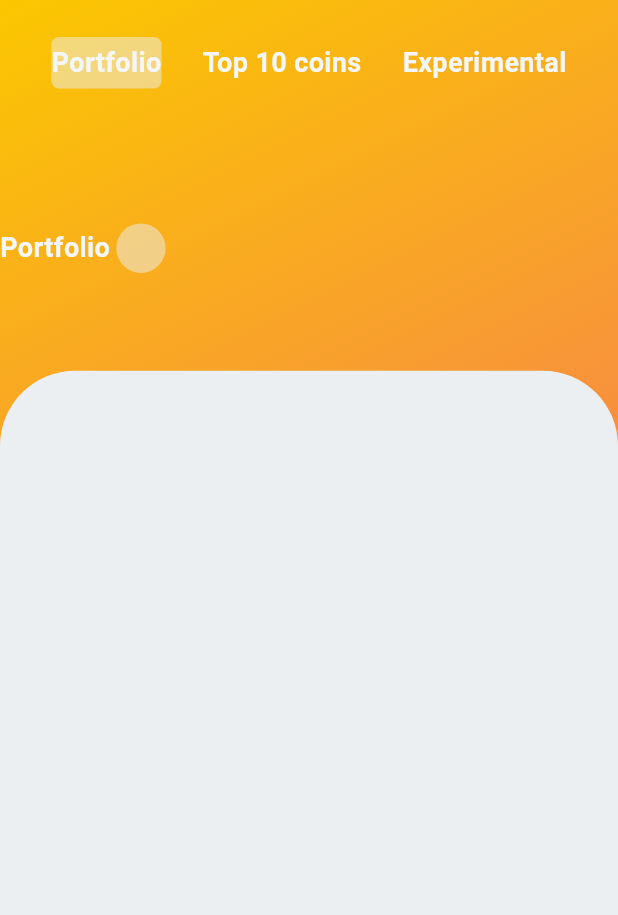
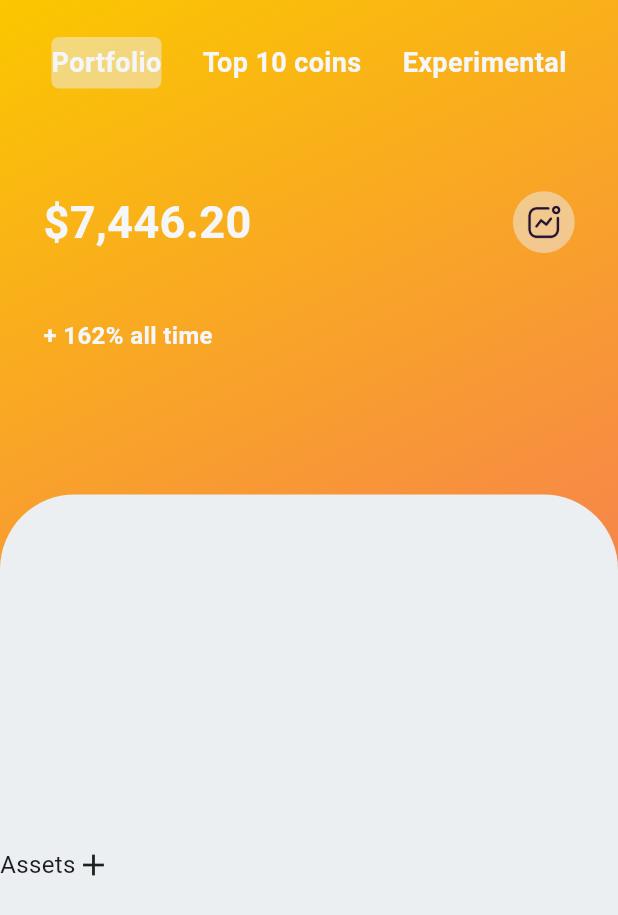
Before and after one commit to Victor-Zarzar/bitcoin-flutter, a Flutter app: the HomePage screen opened directly, on a phone screen of 412 x 824 dp. Shown: the top 915 px of the screen. Run offline on Flutter 3.47's test engine with Material 3 defaults, Android fonts, the phone set to English and light mode, and no system bars.

Commit message:
updates in home page

```diff
--- a/lib/pages/home_page.dart
+++ b/lib/pages/home_page.dart
@@ -67,27 +67,53 @@ class _HomePageState extends State<HomePage> {
                 ],
               ),
             ),
-            Row(
+            Padding(
+              padding: EdgeInsets.symmetric(horizontal: myWidth * 0.07),
+              child: Row(
+                mainAxisAlignment: MainAxisAlignment.spaceBetween,
                 children: [
                   Text(
-                  'Portfolio',
+                    '\$7,446.20',
                     style: TextStyle(
-                      fontSize: 18,
+                        fontSize: 30,
                         fontWeight: FontWeight.bold,
                         color: AppTheme.primaryColor),
                   ),
                   Container(
-                  height: myHeight * 0.04,
+                    padding: EdgeInsets.all(myWidth * 0.02),
+                    height: myHeight * 0.05,
                     width: myWidth * 0.1,
                     decoration: BoxDecoration(
                       shape: BoxShape.circle,
                       color: BackGround.primaryColor.withOpacity(0.5),
                     ),
+                    child: Image.asset(
+                      'lib/assets/icons/5.1.png',
+                      width: myWidth * 0.01,
+                    ),
                   ),
                 ],
               ),
+            ),
+            Padding(
+              padding: EdgeInsets.symmetric(horizontal: myWidth * 0.07),
+              child: Row(
+                children: [
+                  Text(
+                    '+ 162% all time',
+                    style: TextStyle(
+                        fontSize: 16,
+                        fontWeight: FontWeight.bold,
+                        color: AppTheme.primaryColor),
+                  ),
+                ],
+              ),
+            ),
+            SizedBox(
+              height: myHeight * 0.01,
+            ),
             Container(
-              height: myHeight * 0.7,
+              height: myHeight * 0.6,
               width: myWidth,
               decoration: BoxDecoration(
                 color: BackGround.primaryColor,
@@ -96,6 +122,15 @@ class _HomePageState extends State<HomePage> {
                   topRight: Radius.circular(50),
                 ),
               ),
+              child: const Row(
+                children: [
+                  Text(
+                    'Assets',
+                    style: TextStyle(fontSize: 16),
+                  ),
+                  Icon(Icons.add)
+                ],
+              ),
             ),
           ],
         ),
```
Lines whose indentation alone changed are shown as unchanged.
